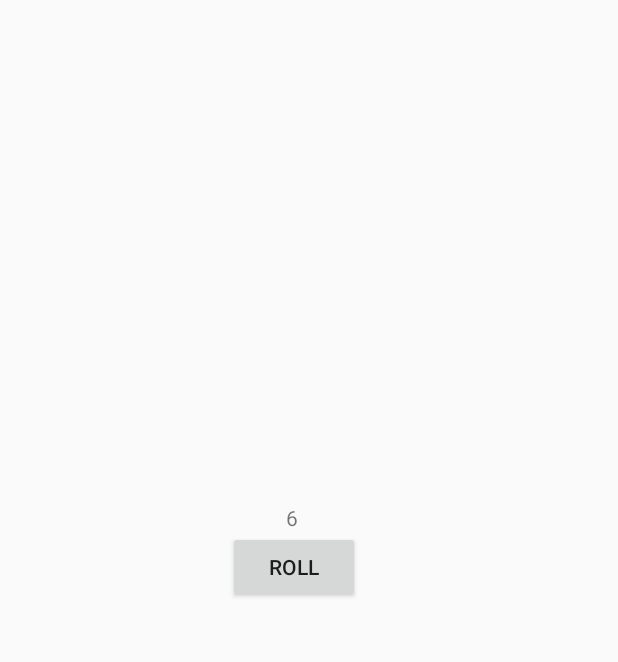
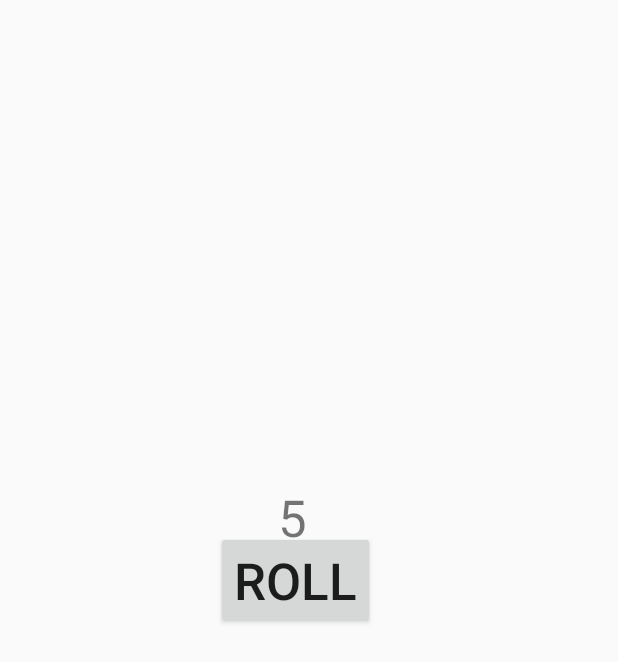
Before and after one commit to lauravoineag/RollDice, an Android app built with Jetpack Compose: the screen it shows after launch (MainActivity), after a tap on "ROLL", on a phone screen of 412 x 824 dp. Shown: the top 662 px of the screen. Run offline under Robolectric (Android 15) with nearby library versions, the phone set to English and light mode, and no system bars.

Commit message:
Create a rollDice() method

```diff
--- a/app/src/main/java/com/example/dice/MainActivity.kt
+++ b/app/src/main/java/com/example/dice/MainActivity.kt
@@ -17,8 +17,7 @@ class MainActivity : ComponentActivity() {
         setContentView(R.layout.activity_main)
         val rollButton: Button = findViewById(R.id.button)
         rollButton.setOnClickListener {
-            val resultTextView:TextView = findViewById(R.id.textView3)
-            resultTextView.text="6"
+            rollDice()
         }
 //        setContent {
 //            DiceTheme {
@@ -31,6 +30,19 @@ class MainActivity : ComponentActivity() {
 //                }
 //            }
 //        }
+    }
+
+    private fun rollDice() {
+        val dice = Dice(6)
+        val diceRoll = dice.roll()
+        val resultTextView: TextView = findViewById(R.id.textView3)
+        resultTextView.text = diceRoll.toString()
+    }
+}
+
+class Dice (private val numSides:Int){
+    fun roll():Int{
+        return (1..numSides).random()
     }
 }
 
--- a/app/src/main/res/layout/activity_main.xml
+++ b/app/src/main/res/layout/activity_main.xml
@@ -13,6 +13,7 @@
         android:layout_height="wrap_content"
         android:layout_marginTop="354dp"
         android:text="@string/roll"
+        android:textSize="34sp"
         app:layout_constraintEnd_toEndOf="parent"
         app:layout_constraintHorizontal_bias="0.47"
         app:layout_constraintStart_toStartOf="parent"
@@ -25,6 +26,7 @@
         android:layout_marginStart="165dp"
         android:layout_marginTop="335dp"
         android:layout_marginEnd="188dp"
+        android:textSize="34sp"
         app:layout_constraintBottom_toTopOf="@+id/button"
         app:layout_constraintEnd_toEndOf="parent"
         app:layout_constraintStart_toStartOf="parent"
--- /dev/null
+++ b/app/src/main/res/values/ids.xml
@@ -0,0 +1,4 @@
+<?xml version="1.0" encoding="utf-8"?>
+<resources>
+    <item name="textView" type="id" />
+</resources>
```
Also changed, not shown: app/src/main/java/com/example/dice/Dice.kt (deleted, +0 -15 lines).
